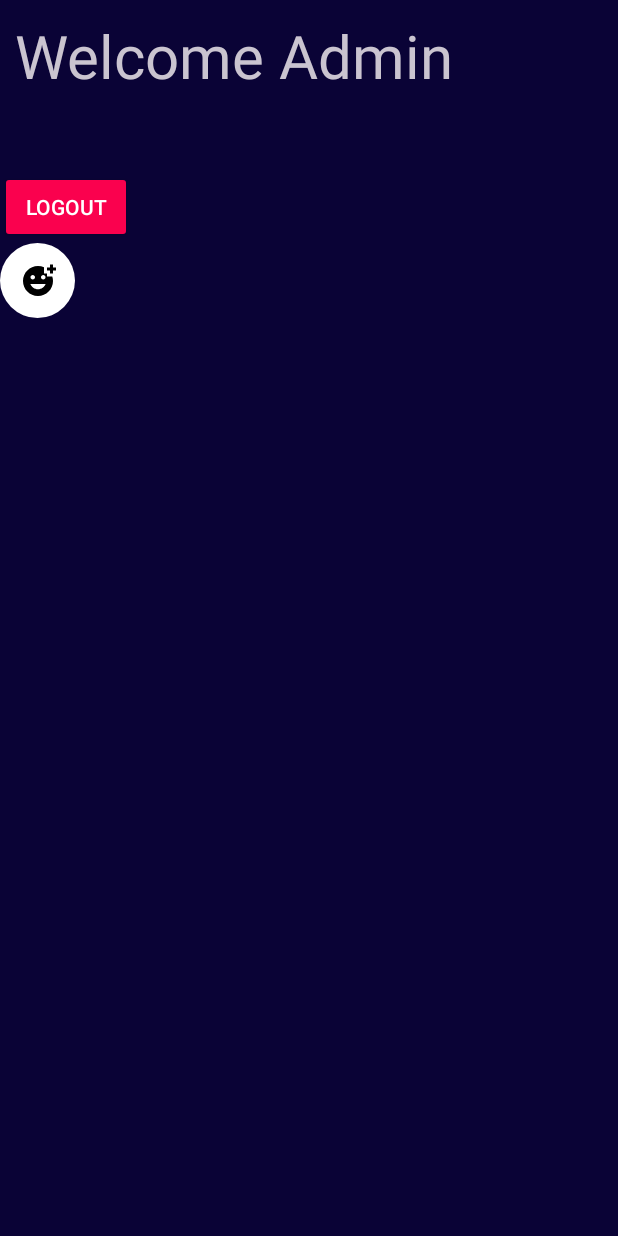
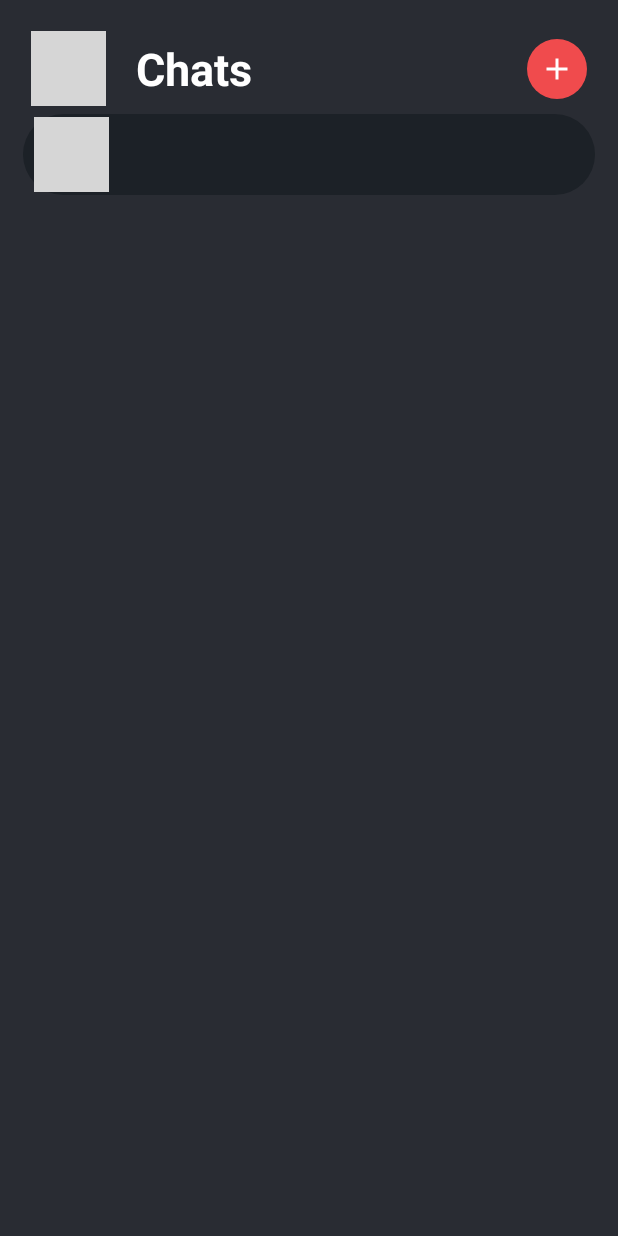
Before and after one commit to rutujama/SilentWhisper, an Android app: the FriendsPage screen opened directly, with no data from a screen before it, on a phone screen of 412 x 824 dp. Run offline under Robolectric (Android 15) with nearby library versions, the phone set to English and light mode, and no system bars; our stand-ins replace Firebase (no records; nobody signed in at launch, a user with empty details on screens opened directly); Roboto replaces fonts that are not available here; grey boxes are pictures that could not be loaded.

Commit message:
bug fixes

```diff
--- a/app/src/main/java/com/example/silentwhisper/FriendsPage.kt
+++ b/app/src/main/java/com/example/silentwhisper/FriendsPage.kt
@@ -35,50 +35,8 @@ class FriendsPage : AppCompatActivity() {
                 // Do nothing, back button is disabled
             }
         })
-        if (cUser != null) {
-            setUsername(cUser)
-        }
-        fbinder.logoutbtn.setOnClickListener {
-            val sharedflag= sharedpref.edit()
-            sharedflag.putBoolean("Accepted",false)
-            sharedflag.apply()
-            intent= Intent(this,LogIn::class.java)
-            auth.signOut()
-            startActivity(intent)
-            intent.flags = Intent.FLAG_ACTIVITY_NEW_TASK or Intent.FLAG_ACTIVITY_CLEAR_TASK
-            Toast.makeText(this,"You have been Logged Out ", Toast.LENGTH_SHORT).show()
-            finish()
-        }
         fbinder.myprofilebtn.setOnClickListener{
             startActivity(Intent(this@FriendsPage,MyProfile::class.java))
-        }
-    }
-    fun setUsername(cUser: FirebaseUser) {
-        if (cUser != null) {
-            val userId = cUser.uid // Get the current user's UID
-
-            // Reference to the Firestore document
-            val db = FirebaseFirestore.getInstance()
-
-            db.collection("users").document(userId).get()
-                .addOnSuccessListener { document ->
-                    if (document != null && document.exists()) {
-                        // Fetch the username from the document
-                        val username = document.getString("username") // Update this to the correct field name
-                        if (username != null) {
-                            fbinder.hibox.setText("Hey $username") // Update this to match the UI element
-                        } else {
-                            Toast.makeText(this, "Username not found", Toast.LENGTH_SHORT).show()
-                        }
-                    } else {
-                        Toast.makeText(this, "User data not found", Toast.LENGTH_SHORT).show()
-                    }
-                }
-                .addOnFailureListener { exception ->
-                    Toast.makeText(this, "Error fetching data: ${exception.message}", Toast.LENGTH_SHORT).show()
-                }
-        } else {
-            Toast.makeText(this, "User not logged in", Toast.LENGTH_SHORT).show()
         }
     }
 
--- a/app/src/main/java/com/example/silentwhisper/RegisterPage.kt
+++ b/app/src/main/java/com/example/silentwhisper/RegisterPage.kt
@@ -49,7 +49,8 @@ class RegisterPage : AppCompatActivity() {
                 val email = bind.emailbox.text.toString()
                 val passreg = bind.passbox.text.toString()
                 val confirmpass = bind.confirmpassbox.text.toString()
-                if (email.isNotEmpty() && passreg.isNotEmpty() && confirmpass.isNotEmpty()) {
+                val phonenumber = bind.mobilenumbox.text.toString()
+                if (email.isNotEmpty() && passreg.isNotEmpty() && confirmpass.isNotEmpty()&& phonenumber.isNotEmpty()) {
                     if (passreg == confirmpass) {
                         val loadingDialog = Dialog(this)
                         loadingDialog.setContentView(R.layout.loadingscreen)
@@ -89,6 +90,7 @@ class RegisterPage : AppCompatActivity() {
                         bind.signinbtn.isClickable = true
                     }
                 } else {
+                    bind.signinbtn.isClickable = true
                     Toast.makeText(this, "Empty fields not allowed", Toast.LENGTH_SHORT).show()
                 }
             }
--- /dev/null
+++ b/app/src/main/res/drawable/addicon.xml
@@ -0,0 +1,5 @@
+<vector android:height="24dp" android:tint="#FFFFFF"
+    android:viewportHeight="24" android:viewportWidth="24"
+    android:width="24dp" xmlns:android="http://schemas.android.com/apk/res/android">
+    <path android:fillColor="@android:color/white" android:pathData="M19,13h-6v6h-2v-6H5v-2h6V5h2v6h6v2z"/>
+</vector>
--- /dev/null
+++ b/app/src/main/res/drawable/roundedpanel.xml
@@ -0,0 +1,11 @@
+<?xml version="1.0" encoding="utf-8"?>
+<shape xmlns:android="http://schemas.android.com/apk/res/android" android:shape="rectangle">
+
+    <solid android:color="@color/black">
+
+    </solid>
+    <corners android:radius="60dp">
+
+    </corners>
+
+</shape>
--- a/app/src/main/res/layout/activity_friends_page.xml
+++ b/app/src/main/res/layout/activity_friends_page.xml
@@ -5,43 +5,74 @@
     android:layout_width="match_parent"
     android:layout_height="match_parent"
     tools:context=".FriendsPage"
-    android:background="@color/royalblue"
-    android:orientation="vertical">
+    android:background="@color/lightgrey"
+    android:orientation="vertical"
+    android:padding="15dp">
 
-    <TextView
-        android:id="@+id/hibox"
+    <androidx.constraintlayout.widget.ConstraintLayout
         android:layout_width="match_parent"
         android:layout_height="wrap_content"
-        android:text="Welcome Admin"
-        android:textSize="40dp"
-        android:layout_marginTop="10dp"
-        android:layout_marginLeft="10dp"
-        android:layout_marginBottom="50dp"
-        android:textAlignment="textStart">
+        android:padding="5dp">
 
-    </TextView>
+        <ImageView
+            android:id="@+id/myprofilebtn"
+            android:layout_width="50dp"
+            android:layout_height="50dp"
+            android:background="@drawable/dp_circle"
+            android:clipToOutline="true"
+            android:backgroundTint="@color/black"
+            android:src="@drawable/swlogo"
+            app:layout_constraintStart_toStartOf="parent"
+            app:layout_constraintTop_toTopOf="parent"
+            app:layout_constraintBottom_toBottomOf="parent" />
+
+        <TextView
+            android:id="@+id/chatsText"
+            android:layout_width="wrap_content"
+            android:layout_height="wrap_content"
+            android:text="Chats"
+            android:textStyle="bold"
+            android:layout_marginStart="20dp"
+            android:textSize="30sp"
+            android:textColor="@color/white"
+            app:layout_constraintStart_toEndOf="@id/myprofilebtn"
+            app:layout_constraintTop_toTopOf="parent"
+            app:layout_constraintBottom_toBottomOf="parent" />
+
+        <androidx.appcompat.widget.AppCompatImageButton
+            android:layout_width="40dp"
+            android:layout_height="40dp"
+            android:background="@drawable/dp_circle"
+            android:src="@drawable/addicon"
+            android:backgroundTint="@color/orange"
+            app:layout_constraintEnd_toEndOf="parent"
+            app:layout_constraintTop_toTopOf="parent"
+            app:layout_constraintBottom_toBottomOf="parent" />
+        </androidx.constraintlayout.widget.ConstraintLayout>
+
+    <LinearLayout
+        android:layout_width="match_parent"
+        android:layout_height="wrap_content"
+        android:backgroundTint="@color/darkgrey"
+        android:background="@drawable/roundedpanel"
+        android:gravity="center_vertical"
+        android:padding="2dp">
+
+        <ImageView
+            android:id="@+id/profileImage"
+            android:layout_width="50dp"
+            android:layout_height="50dp"
+            android:background="@drawable/dp_circle"
+            android:clipToOutline="true"
+            android:backgroundTint="#00000000"
+            android:src="@drawable/swlogo"
+            app:layout_constraintStart_toStartOf="parent"
+            app:layout_constraintTop_toTopOf="parent"
+            app:layout_constraintBottom_toBottomOf="parent"
+            android:layout_marginLeft="5dp"/>
 
 
-    <androidx.appcompat.widget.AppCompatButton
-        android:id="@+id/logoutbtn"
-        android:layout_width="wrap_content"
-        android:layout_height="wrap_content"
-        android:text="LogOut"
-        app:layout_constraintBottom_toBottomOf="parent"
-        app:layout_constraintEnd_toEndOf="parent"
-        app:layout_constraintStart_toStartOf="parent"
-        app:layout_constraintTop_toTopOf="parent"
-        android:backgroundTint="@color/cherryred"
-        android:textColor="@color/white"/>
 
-    <androidx.appcompat.widget.AppCompatImageButton
-        android:id="@+id/myprofilebtn"
-        android:layout_width="50dp"
-        android:layout_height="50dp"
-        android:background="@drawable/circleicon"
-        android:src="@drawable/smiley">
-
-    </androidx.appcompat.widget.AppCompatImageButton>
-
+    </LinearLayout>
 
 </LinearLayout>
--- a/app/src/main/res/layout/activity_register_page.xml
+++ b/app/src/main/res/layout/activity_register_page.xml
@@ -99,7 +99,8 @@
                 android:backgroundTint="@color/white"
                 android:layout_marginBottom="15dp"
                 android:padding="6dp"
-                android:textColor="@color/black">
+                android:textColor="@color/black"
+                android:maxLength="10">
 
             </EditText>
             <TextView
--- a/app/src/main/res/values/colors.xml
+++ b/app/src/main/res/values/colors.xml
@@ -6,12 +6,13 @@
     <color name="cherryred">#FA014E</color>
     <color name="fadeblue">#302B53</color>
     <color name="inkblue">#561bd6</color>
-    <color name="darkgrey">#2C2B2B</color>
     <color name="darkbrown">#231201</color>
     <color name="olive">#499017</color>
-    <color name="lightgrey">#808080</color>
     <color name="beige">#eedab2</color>
     <color name="purple">#84009E</color>
     <color name="lightgreen">#59B35D</color>
-    <color name="orange">#FF452C</color>
+    <color name="orange">#F04B4D</color>
+    <color name="lightgrey">#292C33</color>
+    <color name="darkgrey">#1C2127</color>
+
 </resources>
```
